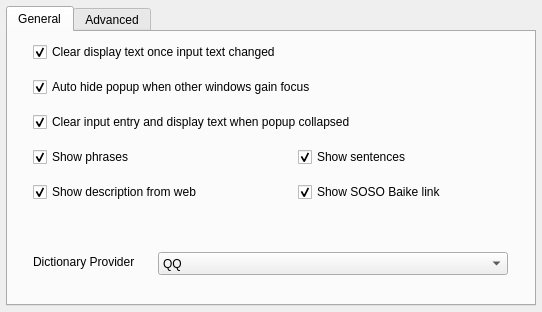
librehat/kdictionary, file contents/ui/config.ui: the form before one commit.
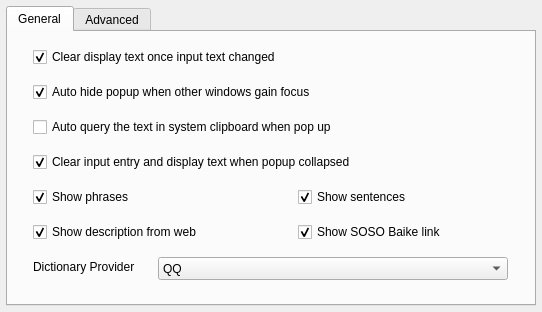
The form after the commit.

Commit message: autoQuery implementation.

Diff of the .ui file:
```diff
--- a/contents/ui/config.ui
+++ b/contents/ui/config.ui
@@ -39,7 +39,7 @@
      <property name="geometry">
       <rect>
        <x>25</x>
-       <y>10</y>
+       <y>15</y>
        <width>321</width>
        <height>20</height>
       </rect>
@@ -55,7 +55,7 @@
      <property name="geometry">
       <rect>
        <x>25</x>
-       <y>115</y>
+       <y>155</y>
        <width>251</width>
        <height>20</height>
       </rect>
@@ -74,7 +74,7 @@
      <property name="geometry">
       <rect>
        <x>150</x>
-       <y>220</y>
+       <y>225</y>
        <width>350</width>
        <height>23</height>
       </rect>
@@ -114,7 +114,7 @@
      <property name="geometry">
       <rect>
        <x>25</x>
-       <y>220</y>
+       <y>225</y>
        <width>110</width>
        <height>20</height>
       </rect>
@@ -127,7 +127,7 @@
      <property name="geometry">
       <rect>
        <x>25</x>
-       <y>150</y>
+       <y>190</y>
        <width>251</width>
        <height>20</height>
       </rect>
@@ -146,7 +146,7 @@
      <property name="geometry">
       <rect>
        <x>290</x>
-       <y>150</y>
+       <y>190</y>
        <width>260</width>
        <height>20</height>
       </rect>
@@ -168,7 +168,7 @@
      <property name="geometry">
       <rect>
        <x>290</x>
-       <y>115</y>
+       <y>155</y>
        <width>260</width>
        <height>20</height>
       </rect>
@@ -187,7 +187,7 @@
      <property name="geometry">
       <rect>
        <x>25</x>
-       <y>45</y>
+       <y>50</y>
        <width>331</width>
        <height>20</height>
       </rect>
@@ -206,7 +206,7 @@
      <property name="geometry">
       <rect>
        <x>25</x>
-       <y>80</y>
+       <y>120</y>
        <width>351</width>
        <height>20</height>
       </rect>
@@ -221,6 +221,25 @@
       <bool>true</bool>
      </property>
     </widget>
+    <widget class="QCheckBox" name="kcfg_autoQuery">
+     <property name="geometry">
+      <rect>
+       <x>25</x>
+       <y>85</y>
+       <width>381</width>
+       <height>20</height>
+      </rect>
+     </property>
+     <property name="toolTip">
+      <string>Only available when used as a popup applet.</string>
+     </property>
+     <property name="text">
+      <string>Auto query the text in system clipboard when pop up</string>
+     </property>
+     <property name="checked">
+      <bool>false</bool>
+     </property>
+    </widget>
    </widget>
    <widget class="QWidget" name="tabAdv">
     <attribute name="title">
```
Left out of the diff: 4 changed lines with no effect on the pictures. The commit also changes 6 other files.
